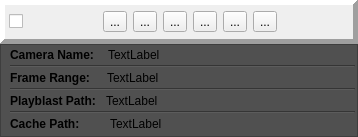
First picture: the form in ui/item.ui, repository iceanimations/shot_subm_use_multishot, before the edit.
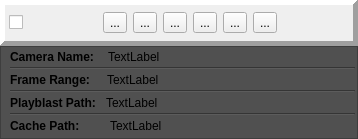
Second picture: the form after the edit.

Diff of the .ui file:
```diff
--- a/ui/item.ui
+++ b/ui/item.ui
@@ -7,7 +7,7 @@
     <x>0</x>
     <y>0</y>
     <width>358</width>
-    <height>137</height>
+    <height>139</height>
    </rect>
   </property>
   <property name="windowTitle">
```
Left out of the diff: 2 changed lines with no effect on the pictures.
